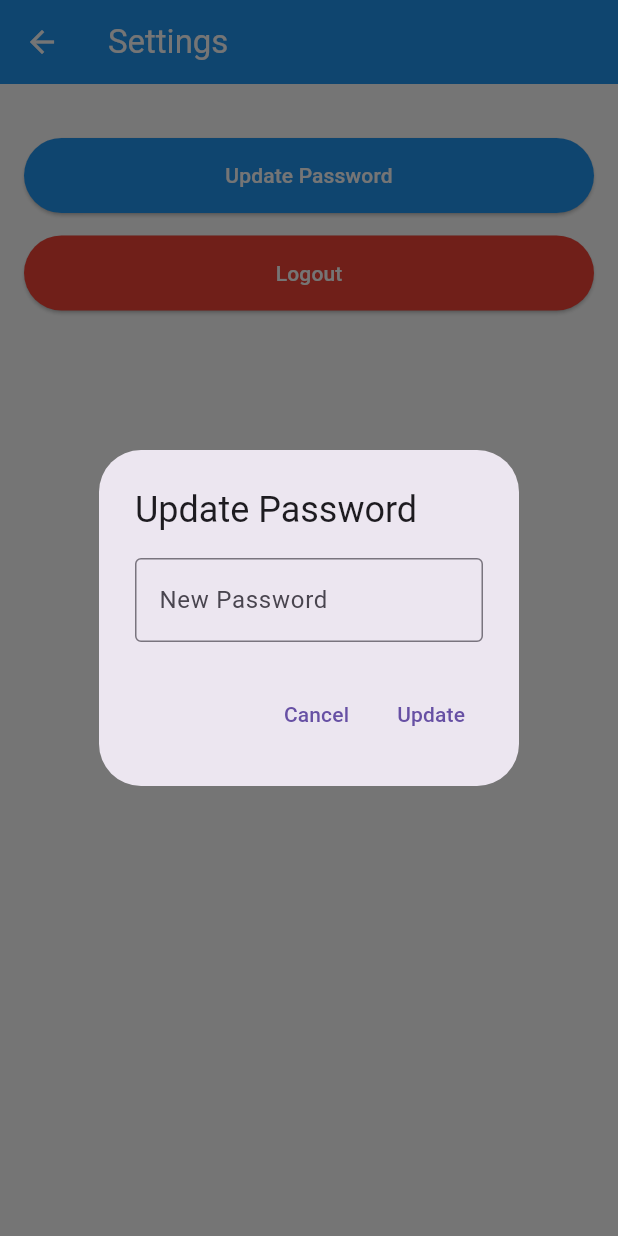
After one commit to vk1hub/Message-Board-Application, a Flutter app: the SettingsPage screen opened directly, after a tap on "Update Password", on a phone screen of 412 x 824 dp. The commit adds this screen. Run offline on Flutter 3.47's test engine with Material 3 defaults, Android fonts, the phone set to English and light mode, and no system bars; our stand-ins replace cloud_firestore, firebase_auth, firebase_core; accounts and stored records are empty.

Commit message:
Added settings page. Includes ability to change password and logout

```diff
--- /dev/null
+++ b/lib/settings_page.dart
@@ -0,0 +1,115 @@
+import 'package:flutter/material.dart';
+import 'package:firebase_auth/firebase_auth.dart';
+import 'login_page.dart';
+
+class SettingsPage extends StatelessWidget {
+  final FirebaseAuth auth = FirebaseAuth.instance;
+
+  void logout(BuildContext context) async {
+    await auth.signOut();
+    Navigator.pushAndRemoveUntil(
+      context,
+      MaterialPageRoute(builder: (context) => LoginPage()),
+      (route) => false,
+    );
+  }
+
+  void changePassword(BuildContext context) {
+    final newPasswordController = TextEditingController();
+
+    showDialog(
+      context: context,
+      builder: (context) {
+        return AlertDialog(
+          title: Text('Update Password'),
+          content: TextField(
+            controller: newPasswordController,
+            obscureText: true,
+            decoration: InputDecoration(
+              labelText: 'New Password',
+              border: OutlineInputBorder(),
+            ),
+          ),
+          actions: [
+            TextButton(
+              onPressed: () => Navigator.pop(context),
+              child: Text('Cancel'),
+            ),
+            TextButton(
+              onPressed: () async {
+                if (newPasswordController.text.length >= 6) {
+                  await FirebaseAuth.instance.currentUser!.updatePassword(
+                    newPasswordController.text,
+                  );
+                  Navigator.pop(context);
+                  ScaffoldMessenger.of(
+                    context,
+                  ).showSnackBar(SnackBar(content: Text('Password updated!')));
+                } else {
+                  ScaffoldMessenger.of(context).showSnackBar(
+                    SnackBar(
+                      content: Text('Password must be at least 6 characters'),
+                    ),
+                  );
+                }
+              },
+              child: Text('Update'),
+            ),
+          ],
+        );
+      },
+    );
+  }
+
+  @override
+  Widget build(BuildContext context) {
+    return Scaffold(
+      appBar: AppBar(title: Text('Settings')),
+      body: Padding(
+        padding: EdgeInsets.all(16),
+        child: Column(
+          children: [
+            SizedBox(height: 20),
+            ElevatedButton(
+              onPressed: () => changePassword(context),
+              child: Text('Update Password'),
+              style: ElevatedButton.styleFrom(
+                minimumSize: Size(double.infinity, 50),
+              ),
+            ),
+            SizedBox(height: 15),
+            ElevatedButton(
+              onPressed: () {
+                showDialog(
+                  context: context,
+                  builder: (context) => AlertDialog(
+                    title: Text('Logout'),
+                    content: Text('Are you sure you want to logout?'),
+                    actions: [
+                      TextButton(
+                        onPressed: () => Navigator.pop(context),
+                        child: Text('Cancel'),
+                      ),
+                      TextButton(
+                        onPressed: () {
+                          Navigator.pop(context);
+                          logout(context);
+                        },
+                        child: Text('Logout'),
+                      ),
+                    ],
+                  ),
+                );
+              },
+              child: Text('Logout'),
+              style: ElevatedButton.styleFrom(
+                minimumSize: Size(double.infinity, 50),
+                backgroundColor: Colors.red,
+              ),
+            ),
+          ],
+        ),
+      ),
+    );
+  }
+}
```
Also changed, not shown: lib/home_page.dart (+9 -0 lines).
